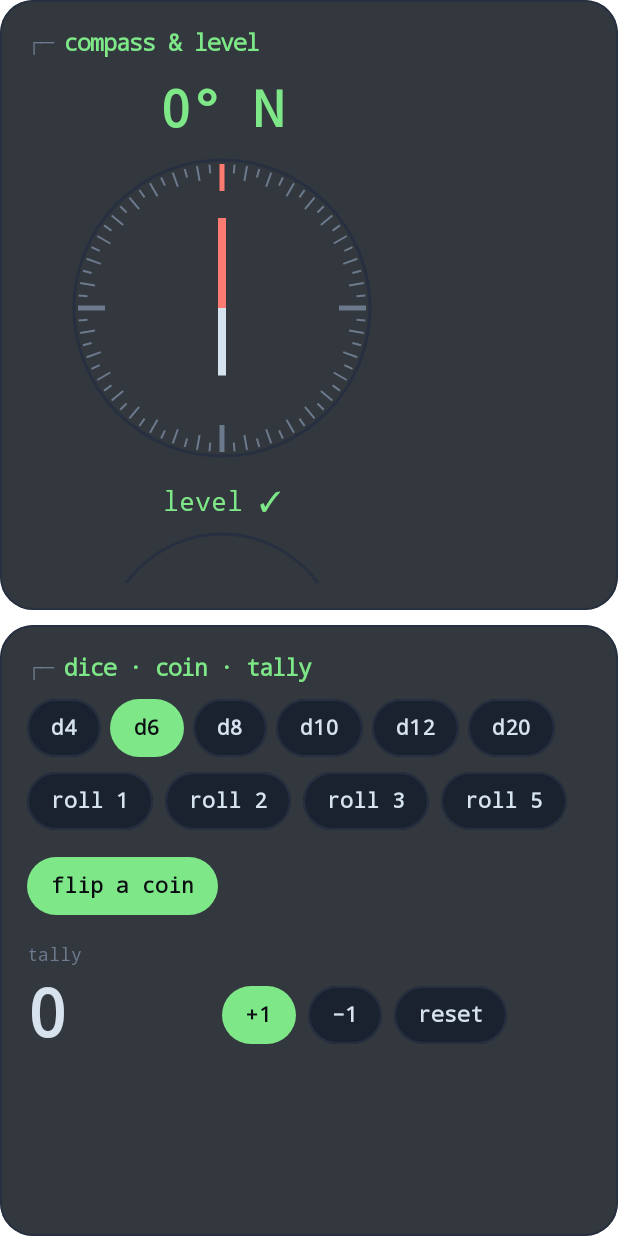
After one commit to TheSwagInDisguise/foldterm, an Android app built with Jetpack Compose: the composable ToolsScreen shown on its own in the app's theme, on a phone screen of 412 x 824 dp. The commit adds this screen. Run offline under Robolectric (Android 15) with nearby library versions, the phone set to English and light mode, and no system bars.

Commit message:
0.57.0: tools
A Tools pane with everyday utilities: a compass (heading and rotating
dial), a bubble level, dice (d4–d20, up to five at once), a coin flip and a
tally counter. From the prompt: `roll 2d6`, `flip`.

```diff
--- a/app/src/main/java/dev/foldterm/launcher/LauncherViewModel.kt
+++ b/app/src/main/java/dev/foldterm/launcher/LauncherViewModel.kt
@@ -73,6 +73,7 @@ import java.util.Locale
 
 /** Highlights shown in the console after updating to a version. */
 private val WHATS_NEW = mapOf(
+    "0.57.0" to listOf("Tools pane: compass, bubble level, dice, coin and tally", "`roll 2d6`, `flip`"),
     "0.56.0" to listOf("`translate es good morning`", "`price btc` in your currency", "stopwatch card with laps for Home and cover"),
     "0.55.0" to listOf("Podcasts pane: subscribe to any podcast feed and play episodes (`podcast add <feed url>`)"),
     "0.54.0" to listOf("Share → FoldTerm: links go to the new Links pane, text becomes a note", "`save <url>` from the prompt; links card for Home and cover"),
--- a/app/src/main/java/dev/foldterm/launcher/Section.kt
+++ b/app/src/main/java/dev/foldterm/launcher/Section.kt
@@ -38,6 +38,7 @@ enum class Section(val id: String, val title: String, val glyph: String) {
     NOTES("notes", "Notes", "✎"),
     LINKS("links", "Links", "↗"),
     GAMES("games", "Games", "◆"),
+    TOOLS("tools", "Tools", "⌖"),
     WIDGETS("widgets", "Widgets", "◫"),
     SETTINGS("settings", "Settings", "⚙");
 
@@ -67,6 +68,7 @@ enum class Section(val id: String, val title: String, val glyph: String) {
                     "budget", "expenses", "spending" -> MONEY
                     "later", "bookmarks", "readlater" -> LINKS
                     "podcast", "pods" -> PODCASTS
+                    "compass", "level", "dice", "tool" -> TOOLS
                     else -> null
                 }
         }
--- a/app/src/main/java/dev/foldterm/launcher/shell/Shell.kt
+++ b/app/src/main/java/dev/foldterm/launcher/shell/Shell.kt
@@ -867,6 +867,14 @@ class Shell(private val vm: LauncherViewModel) {
             require(args.isNotEmpty()) { "usage: price btc" }
             args.take(5).forEach { vm.cryptoPrice(it) }
         },
+        Cmd("roll", "roll [NdS]", "roll dice, e.g. roll 2d6", setOf("dice")) { args, _ ->
+            val m = Regex("^(\\d*)d(\\d+)$").matchEntire(args.firstOrNull()?.lowercase() ?: "1d6") ?: error("usage: roll 2d6")
+            val n = m.groupValues[1].ifEmpty { "1" }.toInt().coerceIn(1, 20)
+            val s = m.groupValues[2].toInt().coerceIn(2, 1000)
+            val r = List(n) { kotlin.random.Random.nextInt(1, s + 1) }
+            vm.out("🎲 ${r.joinToString(" ")}${if (n > 1) "  = ${r.sum()}" else ""}", LineKind.ACCENT)
+        },
+        Cmd("flip", "flip", "flip a coin", setOf("coin")) { _, _ -> vm.out(if (kotlin.random.Random.nextBoolean()) "heads" else "tails", LineKind.ACCENT) },
         Cmd("brief", "brief", "rundown of your day", setOf("today", "morning")) { _, _ -> vm.brief() },
         Cmd("shade", "shade", "pull down notifications", setOf("notifications")) { _, _ -> vm.expandNotifications() },
         Cmd("g", "g <query>", "web search", setOf("web", "search", "ddg")) { _, rest -> vm.webSearch(rest) },
--- a/app/src/main/java/dev/foldterm/launcher/ui/Root.kt
+++ b/app/src/main/java/dev/foldterm/launcher/ui/Root.kt
@@ -118,6 +118,7 @@ import dev.foldterm.launcher.ui.screens.HabitsScreen
 import dev.foldterm.launcher.ui.screens.MoneyScreen
 import dev.foldterm.launcher.ui.screens.LinksScreen
 import dev.foldterm.launcher.ui.screens.PodcastsScreen
+import dev.foldterm.launcher.ui.screens.ToolsScreen
 import dev.foldterm.launcher.ui.screens.WeatherScreen
 import dev.foldterm.launcher.ui.screens.MediaScreen
 import dev.foldterm.launcher.ui.screens.NotificationCentre
@@ -427,6 +428,7 @@ private fun SectionContent(vm: LauncherViewModel, section: Section, modifier: Mo
             Section.MONEY -> MoneyScreen(vm)
             Section.LINKS -> LinksScreen(vm)
             Section.PODCASTS -> PodcastsScreen(vm)
+            Section.TOOLS -> ToolsScreen(vm)
             Section.WIDGETS -> WidgetsScreen(vm)
             Section.SETTINGS -> SettingsScreen(vm)
         }
--- /dev/null
+++ b/app/src/main/java/dev/foldterm/launcher/ui/screens/ToolsScreen.kt
@@ -0,0 +1,172 @@
+package dev.foldterm.launcher.ui.screens
+
+import android.content.Context
+import android.hardware.Sensor
+import android.hardware.SensorEvent
+import android.hardware.SensorEventListener
+import android.hardware.SensorManager
+import androidx.compose.foundation.Canvas
+import androidx.compose.foundation.layout.Arrangement
+import androidx.compose.foundation.layout.BoxWithConstraints
+import androidx.compose.foundation.layout.Column
+import androidx.compose.foundation.layout.ExperimentalLayoutApi
+import androidx.compose.foundation.layout.FlowRow
+import androidx.compose.foundation.layout.Row
+import androidx.compose.foundation.layout.Spacer
+import androidx.compose.foundation.layout.fillMaxSize
+import androidx.compose.foundation.layout.fillMaxWidth
+import androidx.compose.foundation.layout.height
+import androidx.compose.foundation.layout.size
+import androidx.compose.foundation.layout.width
+import androidx.compose.foundation.rememberScrollState
+import androidx.compose.foundation.verticalScroll
+import androidx.compose.runtime.Composable
+import androidx.compose.runtime.DisposableEffect
+import androidx.compose.runtime.getValue
+import androidx.compose.runtime.mutableFloatStateOf
+import androidx.compose.runtime.mutableIntStateOf
+import androidx.compose.runtime.mutableStateOf
+import androidx.compose.runtime.remember
+import androidx.compose.runtime.saveable.rememberSaveable
+import androidx.compose.runtime.setValue
+import androidx.compose.ui.Alignment
+import androidx.compose.ui.Modifier
+import androidx.compose.ui.geometry.Offset
+import androidx.compose.ui.graphics.drawscope.Stroke
+import androidx.compose.ui.graphics.drawscope.rotate
+import androidx.compose.ui.platform.LocalContext
+import androidx.compose.ui.text.font.FontWeight
+import androidx.compose.ui.unit.dp
+import androidx.compose.ui.unit.sp
+import dev.foldterm.launcher.LauncherViewModel
+import dev.foldterm.launcher.ui.LocalTerm
+import dev.foldterm.launcher.ui.Panel
+import dev.foldterm.launcher.ui.T
+import dev.foldterm.launcher.ui.TButton
+import dev.foldterm.launcher.ui.TwoPane
+import kotlin.math.atan2
+import kotlin.math.sqrt
+import kotlin.random.Random
+
+/** Rotation (azimuth) and tilt from the rotation-vector/accelerometer sensors while on screen. */
+@Composable
+private fun rememberOrientation(): Triple<Float, Float, Float> {
+    val ctx = LocalContext.current
+    var azimuth by remember { mutableFloatStateOf(0f) }
+    var pitch by remember { mutableFloatStateOf(0f) }
+    var roll by remember { mutableFloatStateOf(0f) }
+    DisposableEffect(Unit) {
+        val sm = ctx.getSystemService(Context.SENSOR_SERVICE) as SensorManager
+        val rot = sm.getDefaultSensor(Sensor.TYPE_ROTATION_VECTOR)
+        val acc = sm.getDefaultSensor(Sensor.TYPE_ACCELEROMETER)
+        val l = object : SensorEventListener {
+            val m = FloatArray(9); val o = FloatArray(3)
+            override fun onSensorChanged(e: SensorEvent) {
+                when (e.sensor.type) {
+                    Sensor.TYPE_ROTATION_VECTOR -> {
+                        SensorManager.getRotationMatrixFromVector(m, e.values)
+                        SensorManager.getOrientation(m, o)
+                        azimuth = ((Math.toDegrees(o[0].toDouble()) + 360) % 360).toFloat()
+                    }
+                    Sensor.TYPE_ACCELEROMETER -> {
+                        val (x, y, z) = Triple(e.values[0], e.values[1], e.values[2])
+                        pitch = Math.toDegrees(atan2(y.toDouble(), sqrt((x * x + z * z).toDouble()))).toFloat()
+                        roll = Math.toDegrees(atan2(-x.toDouble(), z.toDouble())).toFloat()
+                    }
+                }
+            }
+            override fun onAccuracyChanged(s: Sensor?, a: Int) {}
+        }
+        rot?.let { sm.registerListener(l, it, SensorManager.SENSOR_DELAY_UI) }
+        acc?.let { sm.registerListener(l, it, SensorManager.SENSOR_DELAY_UI) }
+        onDispose { sm.unregisterListener(l) }
+    }
+    return Triple(azimuth, pitch, roll)
+}
+
+private fun compassPoint(deg: Float) = listOf("N", "NE", "E", "SE", "S", "SW", "W", "NW")[(((deg + 22.5f) % 360) / 45).toInt()]
+
+@OptIn(ExperimentalLayoutApi::class)
+@Composable
+fun ToolsScreen(vm: LauncherViewModel) {
+    val t = LocalTerm.current
+    val (azimuth, pitch, roll) = rememberOrientation()
+    var dice by rememberSaveable { mutableStateOf(listOf<Int>()) }
+    var sides by rememberSaveable { mutableIntStateOf(6) }
+    var coin by rememberSaveable { mutableStateOf("") }
+    var tally by rememberSaveable { mutableIntStateOf(0) }
+
+    val gauges: @Composable (Modifier) -> Unit = { m ->
+        Panel(m, title = "compass & level") {
+            Column(Modifier.verticalScroll(rememberScrollState()), horizontalAlignment = Alignment.CenterHorizontally) {
+                T("${azimuth.toInt()}° ${compassPoint(azimuth)}", size = 34.sp, weight = FontWeight.Bold, color = t.accent)
+                Spacer(Modifier.height(8.dp))
+                Canvas(Modifier.size(200.dp)) {
+                    val r = size.minDimension / 2
+                    drawCircle(t.border, r - 2, style = Stroke(3f))
+                    rotate(-azimuth) {
+                        for (i in 0 until 72) {
+                            val a = Math.toRadians(i * 5.0)
+                            val inner = if (i % 18 == 0) r * 0.78f else if (i % 2 == 0) r * 0.86f else r * 0.9f
+                            drawLine(if (i == 0) t.err else t.dim, Offset(center.x + inner * kotlin.math.sin(a).toFloat(), center.y - inner * kotlin.math.cos(a).toFloat()),
+                                Offset(center.x + (r - 6) * kotlin.math.sin(a).toFloat(), center.y - (r - 6) * kotlin.math.cos(a).toFloat()), strokeWidth = if (i % 18 == 0) 5f else 2f)
+                        }
+                        drawLine(t.err, center, Offset(center.x, center.y - r * 0.6f), strokeWidth = 8f)
+                        drawLine(t.fg, center, Offset(center.x, center.y + r * 0.45f), strokeWidth = 8f)
+                    }
+                }
+                Spacer(Modifier.height(16.dp))
+                val level = kotlin.math.abs(pitch) < 1.5f && kotlin.math.abs(roll) < 1.5f
+                T(if (level) "level ✓" else "tilt ${"%.1f".format(roll)}° · ${"%.1f".format(pitch)}°", size = 18.sp, color = if (level) t.ok else t.warn)
+                Spacer(Modifier.height(8.dp))
+                Canvas(Modifier.size(160.dp)) {
+                    val r = size.minDimension / 2
+                    drawCircle(t.border, r - 2, style = Stroke(3f))
+                    drawCircle(t.border, r * 0.25f, style = Stroke(2f))
+                    val bx = (roll / 45f).coerceIn(-1f, 1f) * r * 0.8f
+                    val by = (-pitch / 45f).coerceIn(-1f, 1f) * r * 0.8f
+                    drawCircle(if (level) t.ok else t.accent2, r * 0.16f, Offset(center.x - bx, center.y - by))
+                }
+                T("lay the phone flat for the bubble level", color = t.dim, size = 11.sp)
+            }
+        }
+    }
+    val chance: @Composable (Modifier) -> Unit = { m ->
+        Panel(m, title = "dice · coin · tally") {
+            Column(Modifier.verticalScroll(rememberScrollState())) {
+                FlowRow(horizontalArrangement = Arrangement.spacedBy(6.dp), verticalArrangement = Arrangement.spacedBy(6.dp)) {
+                    listOf(4, 6, 8, 10, 12, 20).forEach { s -> TButton("d$s", primary = s == sides) { sides = s } }
+                }
+                Spacer(Modifier.height(10.dp))
+                Row(horizontalArrangement = Arrangement.spacedBy(8.dp)) {
+                    listOf(1, 2, 3, 5).forEach { n -> TButton("roll $n") { dice = List(n) { Random.nextInt(1, sides + 1) } } }
+                }
+                if (dice.isNotEmpty()) {
+                    Spacer(Modifier.height(10.dp))
+                    T(dice.joinToString("  ") { "[$it]" }, size = 28.sp, weight = FontWeight.Bold, color = t.accent)
+                    if (dice.size > 1) T("total ${dice.sum()}", color = t.dim)
+                }
+                Spacer(Modifier.height(18.dp))
+                Row(verticalAlignment = Alignment.CenterVertically) {
+                    TButton("flip a coin", primary = true) { coin = if (Random.nextBoolean()) "heads" else "tails" }
+                    Spacer(Modifier.width(14.dp))
+                    T(coin, size = 24.sp, weight = FontWeight.Bold, color = t.warn)
+                }
+                Spacer(Modifier.height(18.dp))
+                T("tally", color = t.dim, size = 12.sp)
+                Row(verticalAlignment = Alignment.CenterVertically) {
+                    T("$tally", size = 44.sp, weight = FontWeight.Bold, modifier = Modifier.width(130.dp))
+                    TButton("+1", primary = true) { tally++ }
+                    Spacer(Modifier.width(8.dp))
+                    TButton("−1") { if (tally > 0) tally-- }
+                    Spacer(Modifier.width(8.dp))
+                    TButton("reset") { tally = 0 }
+                }
+            }
+        }
+    }
+    BoxWithConstraints(Modifier.fillMaxSize()) {
+        if (maxWidth >= 640.dp) TwoPane(Modifier.fillMaxSize(), left = gauges, right = chance)
+        else Column(Modifier.fillMaxSize()) { gauges(Modifier.fillMaxWidth().weight(1f)); Spacer(Modifier.height(10.dp)); chance(Modifier.fillMaxWidth().weight(1f)) }
+    }
+}
```
Also changed, not shown: 1 other file.
